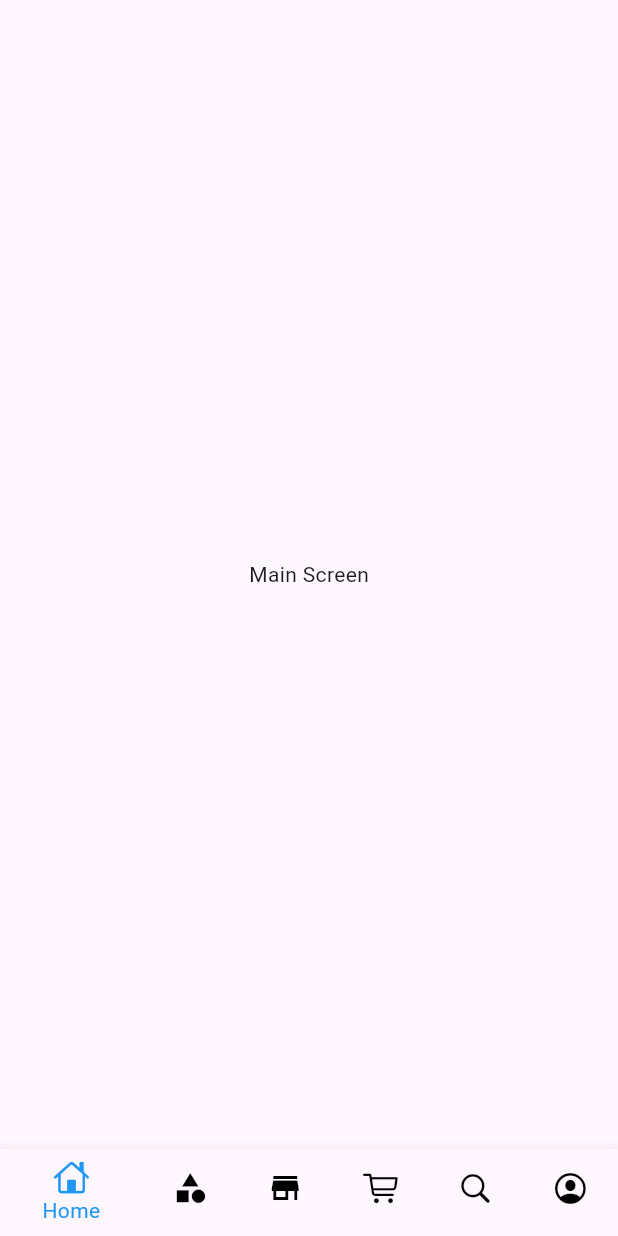
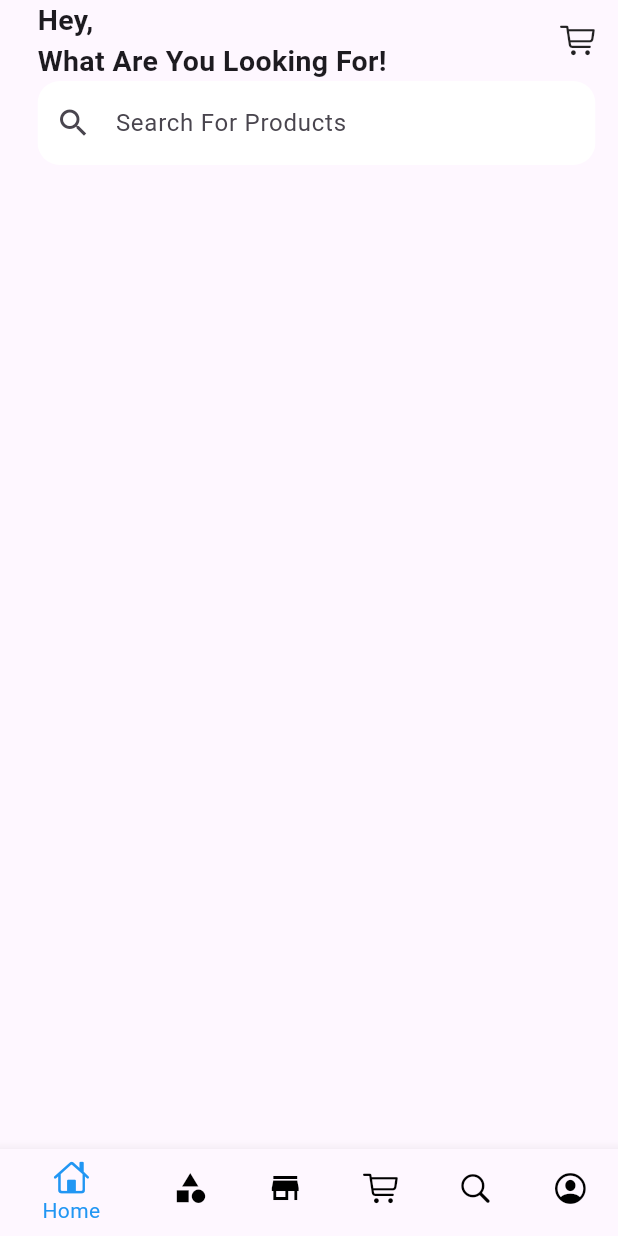
Before and after one commit to Nurujjaman329/e_commerce_app, a Flutter app: the screen it shows after launch, on a phone screen of 412 x 824 dp. Run offline on Flutter 3.47's test engine with Material 3 defaults, Android fonts, the phone set to English and light mode, and no system bars.

Commit message:
design homescreen

```diff
--- a/e_commerce_app/lib/views/buyers/main_screen.dart
+++ b/e_commerce_app/lib/views/buyers/main_screen.dart
@@ -1,3 +1,9 @@
+import 'package:e_commerce_app/views/buyers/nav_screens/account_screen.dart';
+import 'package:e_commerce_app/views/buyers/nav_screens/cart_screen.dart';
+import 'package:e_commerce_app/views/buyers/nav_screens/category_screen.dart';
+import 'package:e_commerce_app/views/buyers/nav_screens/home_screen.dart';
+import 'package:e_commerce_app/views/buyers/nav_screens/search_screen.dart';
+import 'package:e_commerce_app/views/buyers/nav_screens/store_screen.dart';
 import 'package:flutter/cupertino.dart';
 import 'package:flutter/material.dart';
 
@@ -10,12 +16,18 @@
 
 class _MainScreenState extends State<MainScreen> {
   int _pageIndex = 0;
+
+  List<Widget> _pages = [
+    HomeScreen(),
+    CategoryScreen(),
+    StoreScreen(),
+    CartScreen(),
+    SearchScreen(),
+    AccountScreen(),
+  ];
   @override
   Widget build(BuildContext context) {
     return Scaffold(
-      body: Center(
-        child: Text('Main Screen'),
-      ),
       bottomNavigationBar: BottomNavigationBar(
           onTap: (value) {
             setState(() {
@@ -38,6 +50,7 @@
             BottomNavigationBarItem(
                 icon: Icon(CupertinoIcons.profile_circled), label: 'Account'),
           ]),
+      body: _pages[_pageIndex],
     );
   }
 }
--- /dev/null
+++ b/e_commerce_app/lib/views/buyers/nav_screens/home_screen.dart
@@ -0,0 +1,25 @@
+import 'package:flutter/material.dart';
+
+import 'widgets/search_input_widget.dart';
+import 'widgets/welcome_text_widget.dart';
+
+class HomeScreen extends StatelessWidget {
+  const HomeScreen({super.key});
+
+  @override
+  Widget build(BuildContext context) {
+    return Padding(
+      padding: EdgeInsets.only(
+        top: MediaQuery.of(context).padding.top,
+        left: 25,
+        right: 15,
+      ),
+      child: Column(
+        children: [
+          WelcomeText(),
+          SearchInput(),
+        ],
+      ),
+    );
+  }
+}
--- /dev/null
+++ b/e_commerce_app/lib/views/buyers/nav_screens/widgets/search_input_widget.dart
@@ -0,0 +1,25 @@
+import 'package:flutter/material.dart';
+
+class SearchInput extends StatelessWidget {
+  const SearchInput({
+    super.key,
+  });
+
+  @override
+  Widget build(BuildContext context) {
+    return ClipRRect(
+      borderRadius: BorderRadius.circular(15.0),
+      child: TextField(
+        decoration: InputDecoration(
+          fillColor: Colors.white,
+          filled: true,
+          hintText: 'Search For Products',
+          border: OutlineInputBorder(
+            borderSide: BorderSide.none,
+          ),
+          prefixIcon: Icon(Icons.search),
+        ),
+      ),
+    );
+  }
+}
--- /dev/null
+++ b/e_commerce_app/lib/views/buyers/nav_screens/widgets/welcome_text_widget.dart
@@ -0,0 +1,21 @@
+import 'package:flutter/cupertino.dart';
+
+class WelcomeText extends StatelessWidget {
+  const WelcomeText({
+    super.key,
+  });
+
+  @override
+  Widget build(BuildContext context) {
+    return Row(
+      mainAxisAlignment: MainAxisAlignment.spaceBetween,
+      children: [
+        Text(
+          "Hey, \nWhat Are You Looking For!",
+          style: TextStyle(fontSize: 19, fontWeight: FontWeight.bold),
+        ),
+        Icon(CupertinoIcons.cart),
+      ],
+    );
+  }
+}
```
Also changed, not shown: e_commerce_app/lib/views/buyers/nav_screens/account_screen.dart (added, +14 -0 lines), e_commerce_app/lib/views/buyers/nav_screens/cart_screen.dart (added, +14 -0 lines), e_commerce_app/lib/views/buyers/nav_screens/category_screen.dart (added, +14 -0 lines), e_commerce_app/lib/views/buyers/nav_screens/search_screen.dart (added, +14 -0 lines), e_commerce_app/lib/views/buyers/nav_screens/store_screen.dart (added, +14 -0 lines).
